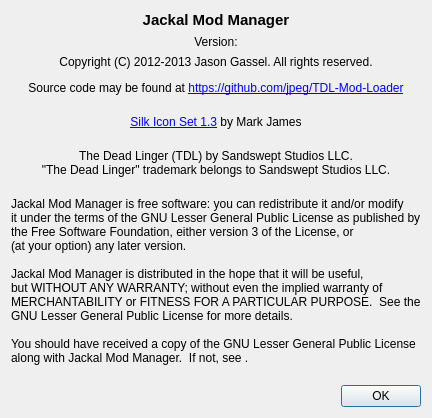
This is modloader_qt/about.ui in jpeg/TDL-Mod-Loader as Qt 5 draws it before an edit. The edited form follows.
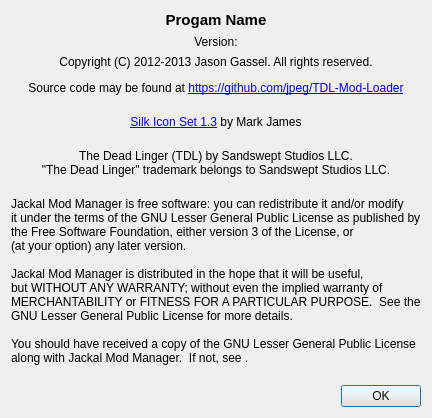
This is the edited form.

```diff
--- a/modloader_qt/about.ui
+++ b/modloader_qt/about.ui
@@ -30,7 +30,7 @@
       </font>
      </property>
      <property name="text">
-      <string>Jackal Mod Manager</string>
+      <string>Progam Name</string>
      </property>
      <property name="alignment">
       <set>Qt::AlignBottom|Qt::AlignHCenter</set>
```
